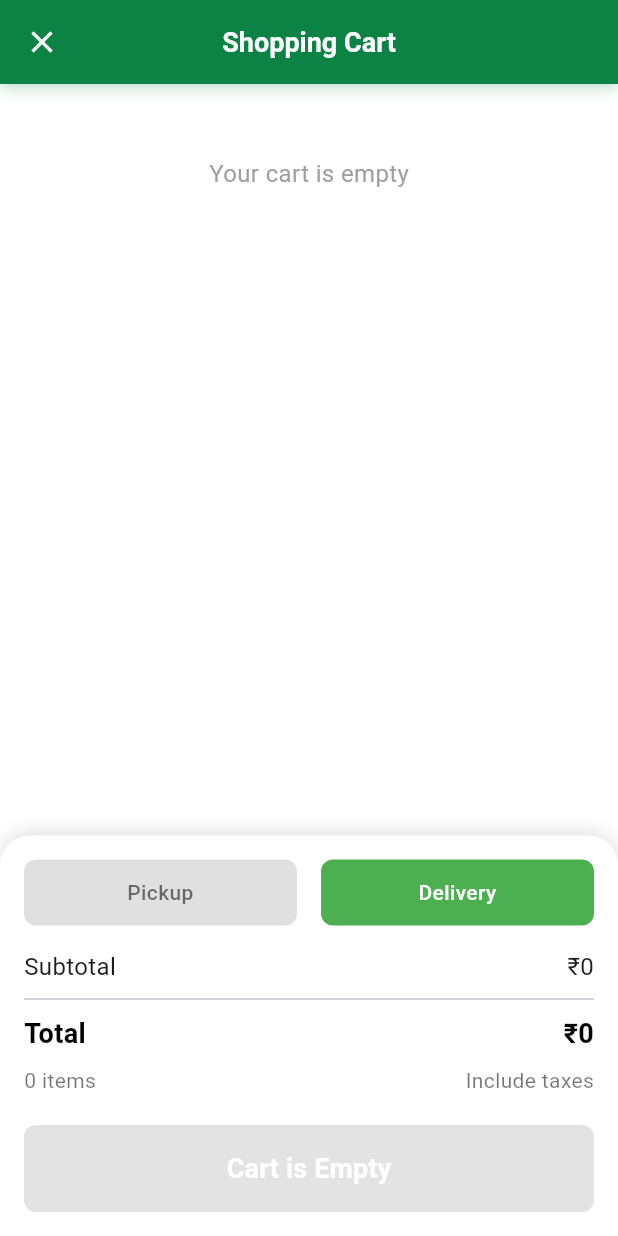
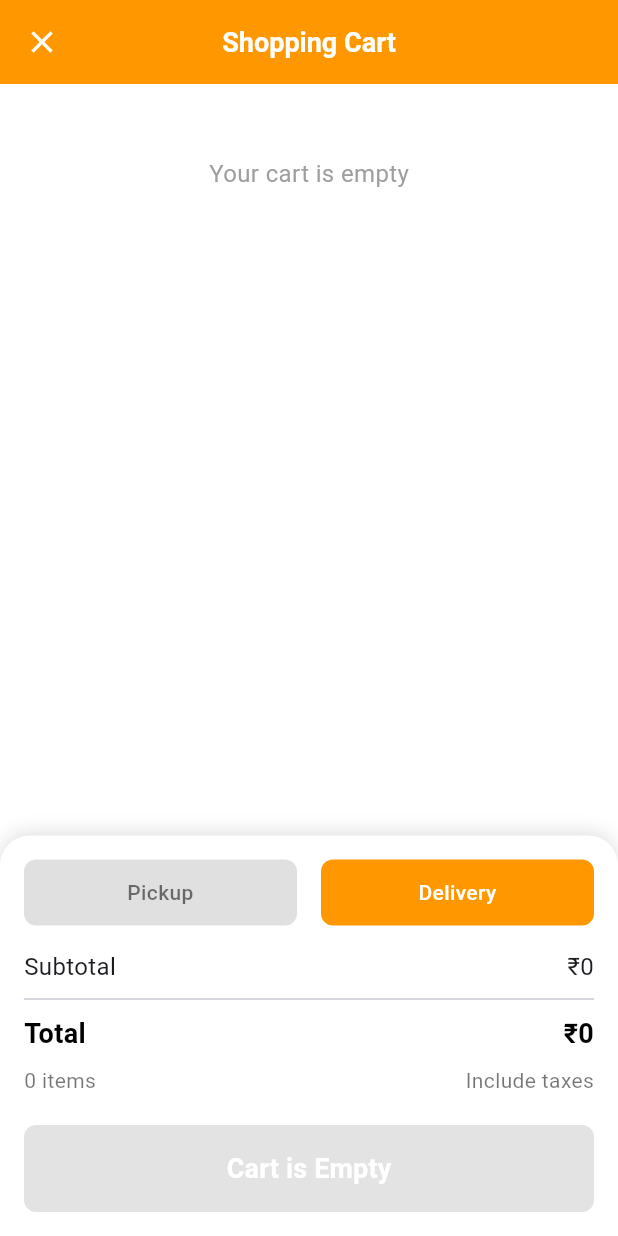
Before and after one commit to rohitvijayan1111/SIH-25, a Flutter app: the HomeScreen screen opened directly, after a tap on the "shopping cart" icon, on a phone screen of 412 x 824 dp. Run offline on Flutter 3.47's test engine with Material 3 defaults, Android fonts, the phone set to English and light mode, and no system bars; our stand-ins replace camera, cloud_firestore, firebase_auth, flutter_dotenv, geolocator, google_sign_in and 4 more; missing offline and left inert: translator; accounts and stored records are empty; network calls fail.

Commit message:
Cart Screen

```diff
--- a/demo/lib/screens/CustomerScreens/cart_screen.dart
+++ b/demo/lib/screens/CustomerScreens/cart_screen.dart
@@ -4,19 +4,43 @@ import '../../global.dart';
 import 'checkout_screen.dart';
 import 'models/product_model.dart';
 
+import 'package:demo/services/cart_service.dart';
+import 'models/cart_model.dart';
+
 class CartScreen extends StatefulWidget {
   final int value;
 
-  const CartScreen({super.key, this.value = 0});
+  const CartScreen({super.key, this.value = 0, required String userId});
 
   @override
   State<CartScreen> createState() => _CartScreenState();
 }
 
 class _CartScreenState extends State<CartScreen> {
+  final Map<String, String> backendToStaticIdMap = {
+    "34799eb9-d699-4433-875b-a8bd4bc0a12a": "1",
+    "cb8c866e-943b-4db5-8cec-99c720ad10e6": "2",
+    "7b9de6e2-9993-4011-b2a7-be51837a2f8c": "3",
+    "ffb25be8-34cb-4d27-8947-6e09325ebe2c": "4",
+    "a26448ae-21ec-484f-a4ca-39c34ec31509": "6",
+    "9352287f-8885-4d5e-8e9d-d7615841db79": "8",
+    "fba521cd-15db-42fe-b3da-8deb336576ed": "9",
+    "ee26fc7a-580f-4c6e-bc65-b8566054f9f5": "10",
+    "55a0ccbf-45fa-4965-a05e-b80590297fd7": "11",
+    "1a51ceef-95f3-4817-a239-213f315cf04e": "12",
+    "260c5087-88a2-41bd-a892-ccc0db199b78": "13",
+    "fe3d48d4-099a-49e3-86d6-140f2e37d515": "14",
+    "f94489e7-2454-42fd-98a6-2e561a72d62e": "15",
+    "7c327257-38c1-4595-adbb-8360fd244b40": "16",
+    "9aec7171-c03a-4329-98e9-59bd2c8986c2": "17",
+  };
+
   late int valuet;
   List<Product> products = [];
+  List<CartItem> cartItems = [];
   bool isDeliverySelected = true;
+
+  Map<String, Map<String, List<dynamic>>> gcart = {};
 
   @override
   void initState() {
@@ -25,13 +49,89 @@ class _CartScreenState extends State<CartScreen> {
     products = valuet == 0
         ? ProductData.getAllProducts()
         : ProductData.getAllServices();
+
+    fetchCartFromBackend();
+
     debugPrint('=== CART DEBUG INFO ===');
-    debugPrint('Cart contents: $gcart');
-    debugPrint('Available products: ${products.map((p) => '${p.id}: ${p.name}').toList()}');
+    debugPrint(
+      'Available products: ${products.map((p) => '${p.id}: ${p.name}').toList()}',
+    );
     debugPrint('Cart keys: ${gcart.keys.toList()}');
-    debugPrint('Cart key types: ${gcart.keys.map((k) => k.runtimeType).toList()}');
-    debugPrint('Product ID types: ${products.map((p) => p.id.runtimeType).toList()}');
+    debugPrint(
+      'Cart key types: ${gcart.keys.map((k) => k.runtimeType).toList()}',
+    );
+    debugPrint(
+      'Product ID types: ${products.map((p) => p.id.runtimeType).toList()}',
+    );
     debugPrint('=====================');
+  }
+
+  Future<void> fetchCartFromBackend() async {
+    try {
+      final userId = 'a985baac-9028-4dc1-bbd9-a6f3aae49ef5';
+      final Map<String, dynamic> responseData =
+          await CartService.viewCart(userId: userId);
+      List<CartItem> loadedItems = [];
+
+      if (responseData.containsKey('cart') && responseData['cart'] is List) {
+        final staticProducts = products;
+
+        for (var provider in responseData['cart']) {
+          String providerName = provider['provider_name'] ?? '';
+          String providerAddress = provider['provider_address'] ?? '';
+          String providerId = provider['provider_id'] ?? '';
+
+          if (provider.containsKey('items') && provider['items'] is List) {
+            for (var item in provider['items']) {
+              String batchId = item['bpp_product_id'] ?? '';
+              String backendProductName = item['item_name'] ?? '';
+              String backendCategory = item['category'] ?? '';
+              String backendImageUrl = item['image_url'] ?? '';
+
+              Product staticProduct = Product.empty();
+              if (batchId.isNotEmpty) {
+                String? staticId = backendToStaticIdMap[batchId];
+                if (staticId != null) {
+                  staticProduct = staticProducts.firstWhere(
+                    (p) => p.id == staticId,
+                    orElse: () => Product.empty(),
+                  );
+                }
+              }
+
+              loadedItems.add(CartItem(
+                id: "",
+                userId: userId,
+                batchId: batchId,
+                productId: providerId,
+                productName: staticProduct.name.isNotEmpty
+                    ? staticProduct.name
+                    : backendProductName,
+                quantity: (item['quantity'] as num?)?.toInt() ?? 0,
+                unitPrice: (item['unit_price'] as num?)?.toDouble() ?? 0.0,
+                imageUrl: staticProduct.imageUrl.isNotEmpty
+                    ? staticProduct.imageUrl
+                    : backendImageUrl,
+                batchCode: batchId,
+                farmerName: providerName,
+                location: providerAddress,
+                category: staticProduct.category.isNotEmpty
+                    ? staticProduct.category
+                    : backendCategory,
+              ));
+            }
+          }
+        }
+      }
+
+      setState(() {
+        cartItems = loadedItems;
+      });
+
+      debugPrint('Loaded cart with merged product data: $cartItems');
+    } catch (e) {
+      debugPrint('Failed to load cart: $e');
+    }
   }
 
   @override
@@ -39,7 +139,7 @@ class _CartScreenState extends State<CartScreen> {
     return Scaffold(
       backgroundColor: Colors.white,
       appBar: AppBar(
-        backgroundColor: Colors.transparent,
+        backgroundColor: Colors.orange, // solid orange, no gradient/blur
         elevation: 0,
         leading: IconButton(
           onPressed: () => Navigator.pop(context),
@@ -54,23 +154,6 @@ class _CartScreenState extends State<CartScreen> {
           ),
         ),
         centerTitle: true,
-        flexibleSpace: Container(
-          decoration: BoxDecoration(
-            gradient: LinearGradient(
-              colors: [Color.fromARGB(255, 12, 131, 69)],
-              begin: Alignment.topLeft,
-              end: Alignment.bottomRight,
-            ),
-            boxShadow: [
-              BoxShadow(
-                color: Color.fromARGB(255, 12, 131, 69).withOpacity(0.3),
-                blurRadius: 8,
-                offset: const Offset(0, 2),
-              ),
-            ],
-          ),
-        ),
-        iconTheme: const IconThemeData(color: Colors.white),
       ),
       body: Column(
         children: [
@@ -87,38 +170,8 @@ class _CartScreenState extends State<CartScreen> {
   }
 
   List<Widget> _buildCartItems() {
-    List<Widget> widgets = [];
-    final List<Product> allProducts = ProductData.getAllProducts();
-
-    gcart.forEach((productId, batches) {
-      Product? foundProduct = allProducts.firstWhere(
-        (p) => p.id.toString() == productId.toString(),
-        orElse: () => Product.empty(),
-      );
-      batches?.forEach((batchId, values) {
-        if (values != null && values.length >= 4) {
-          int unitPrice = values[0] ?? 0;
-          int itemCount = values[1] ?? 0;
-          int logisticProvider = values[2] ?? 0;
-          int deliveryChargePerUnit = values[3] ?? 0;
-
-          widgets.add(
-            _buildCartItemCard(
-              foundProduct,
-              batchId,
-              unitPrice,
-              itemCount,
-              logisticProvider,
-              deliveryChargePerUnit,
-              productId,
-            ),
-          );
-        }
-      });
-    });
-
-    if (widgets.isEmpty) {
-      widgets.add(
+    if (cartItems.isEmpty) {
+      return [
         const Center(
           child: Padding(
             padding: EdgeInsets.all(32.0),
@@ -128,23 +181,13 @@ class _CartScreenState extends State<CartScreen> {
             ),
           ),
         ),
-      );
+      ];
     }
 
-    return widgets;
+    return cartItems.map((item) => _buildCartItemCard(item)).toList();
   }
 
-  Widget _buildCartItemCard(
-    Product product,
-    String batchId,
-    int unitPrice,
-    int itemCount,
-    int logisticProvider,
-    int deliveryChargePerUnit,
-    dynamic productId,
-  ) {
-    bool isProductFound = product.name != 'Unknown Product';
-
+  Widget _buildCartItemCard(CartItem item) {
     return Container(
       margin: const EdgeInsets.only(bottom: 16),
       padding: const EdgeInsets.all(16),
@@ -168,9 +211,9 @@ class _CartScreenState extends State<CartScreen> {
             decoration: BoxDecoration(
               color: Colors.grey[200],
               borderRadius: BorderRadius.circular(8),
-              image: isProductFound && product.imageUrl.isNotEmpty
+              image: item.imageUrl.isNotEmpty
                   ? DecorationImage(
-                      image: NetworkImage(product.imageUrl),
+                      image: NetworkImage(item.imageUrl),
                       fit: BoxFit.cover,
                       onError: (exception, stackTrace) {
                         debugPrint('Error loading image: $exception');
@@ -178,7 +221,7 @@ class _CartScreenState extends State<CartScreen> {
                     )
                   : null,
             ),
-            child: (!isProductFound || product.imageUrl.isEmpty)
+            child: item.imageUrl.isEmpty
                 ? const Icon(Icons.shopping_bag, size: 30, color: Colors.grey)
                 : null,
           ),
@@ -188,20 +231,18 @@ class _CartScreenState extends State<CartScreen> {
               crossAxisAlignment: CrossAxisAlignment.start,
               children: [
                 Text(
-                  isProductFound && product.category.isNotEmpty
-                      ? product.category
-                      : 'General',
+                  item.category.isNotEmpty ? item.category : 'General',
                   style: const TextStyle(
-                    color: Colors.green,
+                    color: Colors.orange,
                     fontSize: 12,
                     fontWeight: FontWeight.w500,
                   ),
                 ),
                 const SizedBox(height: 4),
                 Text(
-                  isProductFound && product.name.isNotEmpty
-                      ? product.name
-                      : 'Unknown Product ($productId)',
+                  item.productName.isNotEmpty
+                      ? item.productName
+                      : 'Unknown Product (${item.productId})',
                   style: const TextStyle(
                     fontSize: 16,
                     fontWeight: FontWeight.w600,
@@ -212,14 +253,14 @@ class _CartScreenState extends State<CartScreen> {
                 ),
                 const SizedBox(height: 4),
                 Text(
-                  "Batch: $batchId | Qty: $itemCount",
+                  "Batch: ${item.batchId} | Qty: ${item.quantity}",
                   style: const TextStyle(fontSize: 12, color: Colors.grey),
                 ),
-                if (!isProductFound)
-                  Text(
-                    "Product ID: $productId",
-                    style: const TextStyle(fontSize: 10, color: Colors.red),
-                  ),
+                Text(
+                  "Farmer: ${item.farmerName} | Location: ${item.location}",
+                  style:
+                      const TextStyle(fontSize: 10, color: Colors.blueGrey),
+                ),
               ],
             ),
           ),
@@ -227,7 +268,7 @@ class _CartScreenState extends State<CartScreen> {
             crossAxisAlignment: CrossAxisAlignment.end,
             children: [
               Text(
-                "₹${(unitPrice * itemCount).toStringAsFixed(0)}",
+                "₹${(item.unitPrice * item.quantity).toStringAsFixed(0)}",
                 style: const TextStyle(
                   fontSize: 16,
                   fontWeight: FontWeight.bold,
@@ -238,20 +279,21 @@ class _CartScreenState extends State<CartScreen> {
               Row(
                 children: [
                   GestureDetector(
-                    onTap: () {
-                      _updateQuantity(productId, batchId, -1);
-                    },
+                    onTap: () => _updateQuantity(item, -1),
                     child: _circleBtn(
                       Icons.remove,
-                      itemCount > 1 ? Colors.grey[300]! : Colors.grey[200]!,
-                      iconColor: itemCount > 1 ? Colors.black : Colors.grey,
+                      item.quantity > 1
+                          ? Colors.grey[300]!
+                          : Colors.grey[200]!,
+                      iconColor:
+                          item.quantity > 1 ? Colors.black : Colors.grey,
                     ),
                   ),
                   const SizedBox(width: 12),
                   Container(
                     constraints: const BoxConstraints(minWidth: 30),
                     child: Text(
-                      '$itemCount',
+                      '${item.quantity}',
                       textAlign: TextAlign.center,
                       style: const TextStyle(
                         fontSize: 16,
@@ -261,12 +303,10 @@ class _CartScreenState extends State<CartScreen> {
                   ),
                   const SizedBox(width: 12),
                   GestureDetector(
-                    onTap: () {
-                      _updateQuantity(productId, batchId, 1);
-                    },
+                    onTap: () => _updateQuantity(item, 1),
                     child: _circleBtn(
                       Icons.add,
-                      Colors.green,
+                      Colors.orange,
                       iconColor: Colors.white,
                     ),
                   ),
@@ -274,11 +314,10 @@ class _CartScreenState extends State<CartScreen> {
               ),
               const SizedBox(height: 8),
               GestureDetector(
-                onTap: () {
-                  _removeFromCart(productId, batchId);
-                },
+                onTap: () => _removeFromCart(item),
                 child: Container(
-                  padding: const EdgeInsets.symmetric(horizontal: 8, vertical: 4),
+                  padding:
+                      const EdgeInsets.symmetric(horizontal: 8, vertical: 4),
                   decoration: BoxDecoration(
                     color: Colors.red[50],
                     borderRadius: BorderRadius.circular(4),
@@ -300,31 +339,36 @@ class _CartScreenState extends State<CartScreen> {
     );
   }
 
-  void _updateQuantity(dynamic productId, String batchId, int change) {
-    setState(() {
-      if (gcart[productId] != null && gcart[productId]![batchId] != null) {
-        int currentQuantity = gcart[productId]![batchId]![1] ?? 0;
-        int newQuantity = currentQuantity + change;
-
-        if (newQuantity > 0) {
-          gcart[productId]![batchId]![1] = newQuantity;
-        } else if (newQuantity <= 0) {
-          _removeFromCart(productId, batchId);
-        }
+  void _updateQuantity(CartItem item, int change) async {
+    int newQuantity = item.quantity + change;
+    if (newQuantity > 0) {
+      try {
+        await CartService.addToCart(
+          userId: item.userId,
+          batchId: item.batchId,
+          itemName: item.productName,
+          quantity: newQuantity,
+          unitPrice: item.unitPrice,
+          imageUrl: item.imageUrl,
+          productId: item.productId,
+        );
+        await fetchCartFromBackend();
+      } catch (e) {
+        debugPrint('Failed to update quantity: $e');
       }
-    });
+    } else {
+      _removeFromCart(item);
+    }
   }
 
-  void _removeFromCart(dynamic productId, String batchId) {
-    setState(() {
-      if (gcart[productId] != null) {
-        gcart[productId]!.remove(batchId);
-
-        if (gcart[productId]!.isEmpty) {
-          gcart.remove(productId);
-        }
-      }
-    });
+  void _removeFromCart(CartItem item) async {
+    try {
+      await CartService.deleteFromCart(
+          userId: item.userId, batchId: item.batchId);
+      await fetchCartFromBackend();
+    } catch (e) {
+      debugPrint('Failed to remove from cart: $e');
+    }
   }
 
   Widget _circleBtn(
@@ -349,21 +393,10 @@ class _CartScreenState extends State<CartScreen> {
     double deliveryFee = 0;
     int totalItems = 0;
 
-    gcart.forEach((productId, batches) {
-      batches?.forEach((batchId, values) {
-        if (values != null && values.length >= 4) {
-          int unitPrice = values[0] ?? 0;
-          int itemCount = values[1] ?? 0;
-          int deliveryChargePerUnit = values[3] ?? 0;
-
-          subtotal += unitPrice * itemCount;
-          if (isDeliverySelected) {
-            deliveryFee += deliveryChargePerUnit * itemCount;
-          }
-          totalItems += itemCount;
-        }
-      });
-    });
+    for (final item in cartItems) {
+      subtotal += item.unitPrice * item.quantity;
+      totalItems += item.quantity;
+    }
 
     double total = subtotal + deliveryFee;
 
@@ -458,7 +491,7 @@ class _CartScreenState extends State<CartScreen> {
             child: Container(
               padding: const EdgeInsets.symmetric(vertical: 12),
               decoration: BoxDecoration(
-                color: !isDeliverySelected ? Colors.green : Colors.grey[300],
+                color: !isDeliverySelected ? Colors.orange : Colors.grey[300],
                 borderRadius: BorderRadius.circular(8),
               ),
               child: Text(
@@ -479,7 +512,7 @@ class _CartScreenState extends State<CartScreen> {
             child: Container(
               padding: const EdgeInsets.symmetric(vertical: 12),
               decoration: BoxDecoration(
-                color: isDeliverySelected ? Colors.green : Colors.grey[300],
+                color: isDeliverySelected ? Colors.orange : Colors.grey[300],
                 borderRadius: BorderRadius.circular(8),
               ),
               child: Text(
@@ -510,9 +543,10 @@ class _CartScreenState extends State<CartScreen> {
               }
             : null,
         style: ElevatedButton.styleFrom(
-          backgroundColor: hasItems ? Colors.green : Colors.grey,
+          backgroundColor: hasItems ? Colors.orange : Colors.grey,
           padding: const EdgeInsets.symmetric(vertical: 16),
-          shape: RoundedRectangleBorder(borderRadius: BorderRadius.circular(8)),
+          shape:
+              RoundedRectangleBorder(borderRadius: BorderRadius.circular(8)),
         ),
         child: Text(
           hasItems ? 'Checkout' : 'Cart is Empty',
--- a/demo/lib/screens/CustomerScreens/home_screen.dart
+++ b/demo/lib/screens/CustomerScreens/home_screen.dart
@@ -8,7 +8,6 @@ import 'models/product_model.dart';
 import 'widgets/category_card.dart';
 // Import the fixed ProductCard
 import 'widgets/product_card.dart';
-
 
 class HomeScreen extends StatefulWidget {
   final int value;
@@ -122,7 +121,9 @@ class _HomeScreenState extends State<HomeScreen> {
                       Navigator.push(
                         context,
                         MaterialPageRoute(
-                          builder: (context) => const CartScreen(),
+                          builder: (context) => const CartScreen(
+                            userId: 'a985baac-9028-4dc1-bbd9-a6f3aae49ef5',
+                          ),
                         ),
                       );
                     },
--- /dev/null
+++ b/demo/lib/screens/CustomerScreens/models/cart_model.dart
@@ -0,0 +1,46 @@
+class CartItem {
+  final String id;           // Cart table row id
+  final String userId;
+  final String batchId;      // Usually maps to bppproductid from backend
+  final String productId;
+  final String productName;
+  final int quantity;
+  final double unitPrice;
+  final String imageUrl;
+  final String batchCode;
+  final String farmerName;
+  final String location;
+  final String category;
+
+  CartItem({
+    required this.id,
+    required this.userId,
+    required this.batchId,
+    required this.productId,
+    required this.productName,
+    required this.quantity,
+    required this.unitPrice,
+    required this.imageUrl,
+    required this.batchCode,
+    required this.farmerName,
+    required this.location,
+    required this.category,
+  });
+
+  factory CartItem.fromJson(Map<String, dynamic> json) {
+    return CartItem(
+      id: json['id'] ?? '',
+      userId: json['user_id'] ?? '',
+      batchId: json['bpp_product_id'] ?? '',
+      productId: json['product_id'] ?? '',       // Map this to your key
+      productName: json['item_name'] ?? '',       // Use 'itemname' as the display name
+      quantity: int.tryParse(json['quantity']?.toString() ?? '0') ?? 0,
+      unitPrice: double.tryParse(json['unit_price']?.toString() ?? '0') ?? 0,
+      imageUrl: json['image_url'] ?? '',
+      batchCode: json['batch_code'] ?? '',
+      farmerName: json['farmer_name'] ?? '',
+      location: json['location'] ?? '',
+      category: json['category'] ?? '',
+    );
+  }
+}
--- a/demo/lib/screens/CustomerScreens/updated_home_screen.dart
+++ b/demo/lib/screens/CustomerScreens/updated_home_screen.dart
@@ -176,7 +176,7 @@ class _HomeScreenState extends State<HomeScreen> {
                       Navigator.push(
                         context,
                         MaterialPageRoute(
-                          builder: (context) => const CartScreen(),
+                          builder: (context) => const CartScreen(userId: 'a985baac-9028-4dc1-bbd9-a6f3aae49ef5',),
                         ),
                       );
                     },
--- /dev/null
+++ b/demo/lib/services/cart_service.dart
@@ -0,0 +1,88 @@
+import 'dart:convert';
+import 'package:flutter_dotenv/flutter_dotenv.dart';
+import 'package:http/http.dart' as http;
+import 'package:demo/screens/CustomerScreens/cart_screen.dart';
+import 'package:demo/screens/CustomerScreens/models/cart_model.dart';
+
+class CartService {
+  static final String baseUrl = dotenv.env['API_BASE_URL'] ?? '';
+
+  // Add item to cart API call
+  static Future<Map<String, dynamic>> addToCart({
+    required String userId,
+    required String batchId,
+    required String itemName,
+    required int quantity,
+    required double unitPrice,
+    required String imageUrl,
+    required String productId,
+  }) async {
+    final url = Uri.parse('http://localhost:5000/cart/add');
+    final body = {
+      'user_id': userId,
+      'bpp_product_id':
+          batchId, // sometimes batchId might be same as bppProductId, adjust as needed
+      'item_name': itemName,
+      'quantity': quantity,
+      'unit_price': unitPrice,
+      'image_url': imageUrl,
+      'provider_id': productId,
+    };
+
+    final resp = await http.post(
+      url,
+      headers: {'Content-Type': 'application/json'},
+      body: json.encode(body),
+    );
+
+    print('Add to cart status: ${resp.statusCode}');
+    print('Add to cart response: ${resp.body}');
+
+    if (resp.statusCode == 200 || resp.statusCode == 201) {
+      return json.decode(resp.body) as Map<String, dynamic>;
+    } else {
+      throw Exception('Add to cart failed: ${resp.statusCode} ${resp.body}');
+    }
+  }
+
+  // View cart
+  static Future<Map<String, dynamic>> viewCart({required String userId}) async {
+    final url = Uri.parse('http://localhost:5000/cart/view/$userId');
+    final resp = await http.get(
+      url,
+      headers: {'Content-Type': 'application/json'},
+    );
+    print('Status code: ${resp.statusCode}');
+    print('Response body: ${resp.body}');
+    print('Decoded JSON: ${json.decode(resp.body)}');
+
+    final data = json.decode(resp.body);
+    if (resp.statusCode == 200) {
+      if (data is Map<String, dynamic>) {
+        return data; // return the whole response map
+      } else {
+        throw Exception('Unexpected response format');
+      }
+    } else {
+      throw Exception('View cart failed: ${resp.statusCode}');
+    }
+  }
+
+  // Delete item from cart
+  static Future<void> deleteFromCart({
+    required String userId,
+    required String batchId,
+  }) async {
+    final url = Uri.parse('http://localhost:5000/cart/clear');
+    final resp = await http.delete(
+      url,
+      headers: {'Content-Type': 'application/json'},
+      body: json.encode({'user_id': userId, 'bpp_product_id': batchId}),
+    );
+    if (resp.statusCode != 200 && resp.statusCode != 204) {
+      throw Exception(
+        'Delete from cart failed: ${resp.statusCode} ${resp.body}',
+      );
+    }
+  }
+}
```
Also changed, not shown: demo/lib/services/api_service.dart (+4 -6 lines), 1 other file.
